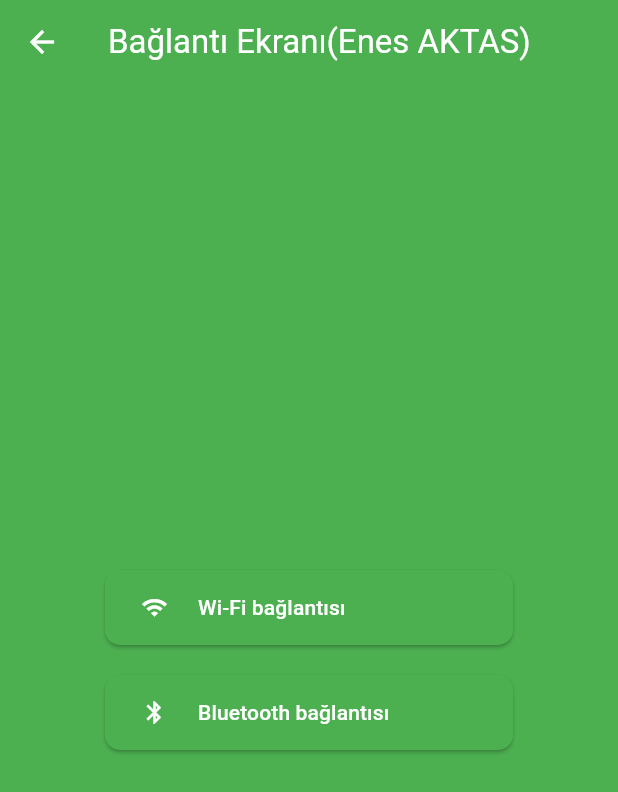
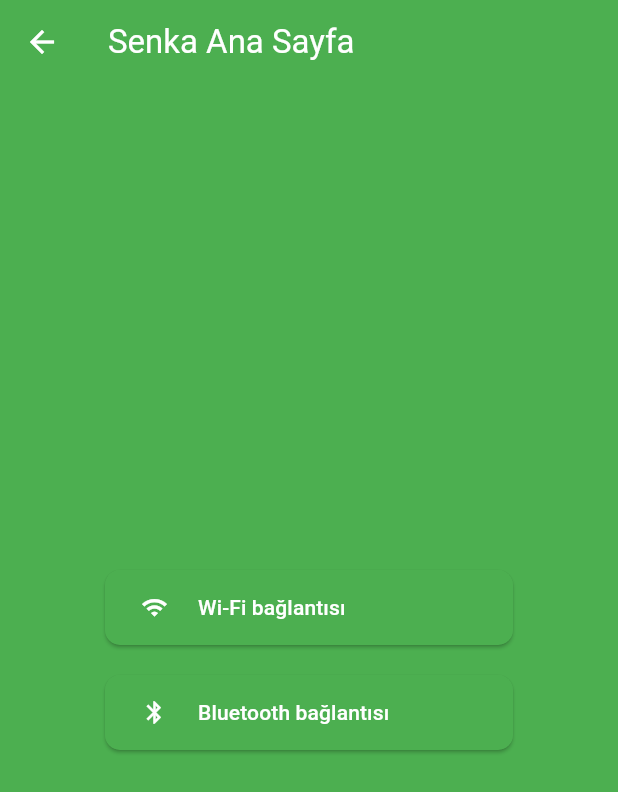
Before and after one commit to SeneSatka/deneyapProjects, a Flutter app: the Home screen opened by its route, on a phone screen of 412 x 824 dp. Shown: the top 792 px of the screen. Run offline on Flutter 3.47's test engine with Material 3 defaults, Android fonts, the phone set to English and light mode, and no system bars; our stand-ins replace flutter_bluetooth_serial, flutter_local_notifications, get.

Commit message:
bitti(ekleme yapılabilir)

```diff
--- a/enerjiTeknolojileri/mobile_app/lib/main.dart
+++ b/enerjiTeknolojileri/mobile_app/lib/main.dart
@@ -17,7 +17,7 @@ class App extends StatelessWidget {
   Widget build(BuildContext context) {
     return GetMaterialApp(
       debugShowCheckedModeBanner: false,
-      title: 'SeneSatka(Enes AKTAS)',
+      title: 'Senka Akıllı Ev',
       theme: ThemeData(
           colorScheme: const ColorScheme.dark(
         background: Colors.black,
--- a/enerjiTeknolojileri/mobile_app/lib/screens/home.dart
+++ b/enerjiTeknolojileri/mobile_app/lib/screens/home.dart
@@ -13,7 +13,7 @@ class _HomeState extends State<Home> {
   Widget build(BuildContext context) {
     return Scaffold(
       appBar: AppBar(
-        title: const Text("Bağlantı Ekranı(Enes AKTAS)"),
+        title: const Text("Senka Ana Sayfa"),
       ),
       body: Column(
         mainAxisAlignment: MainAxisAlignment.center,
--- a/enerjiTeknolojileri/mobile_app/lib/utils/notification_helper.dart
+++ b/enerjiTeknolojileri/mobile_app/lib/utils/notification_helper.dart
@@ -11,8 +11,7 @@ class NotificationHelper {
   }
 
   static Future _notificationDetails() async => const NotificationDetails(
-      android: AndroidNotificationDetails(
-          "Senka Smart Home", "Senka Smart Home",
+      android: AndroidNotificationDetails("Senka Akıllı Ev", "Senka Akıllı Ev",
           importance: Importance.max));
   static Future showNotification(
           {int id = 0,
```
Also changed, not shown: enerjiTeknolojileri/mobile_app/lib/screens/bluetooth_connection_screen.dart (+5 -7 lines), enerjiTeknolojileri/mobile_app/lib/screens/bluetooth_control_screen.dart (+6 -11 lines), 1 other file.
